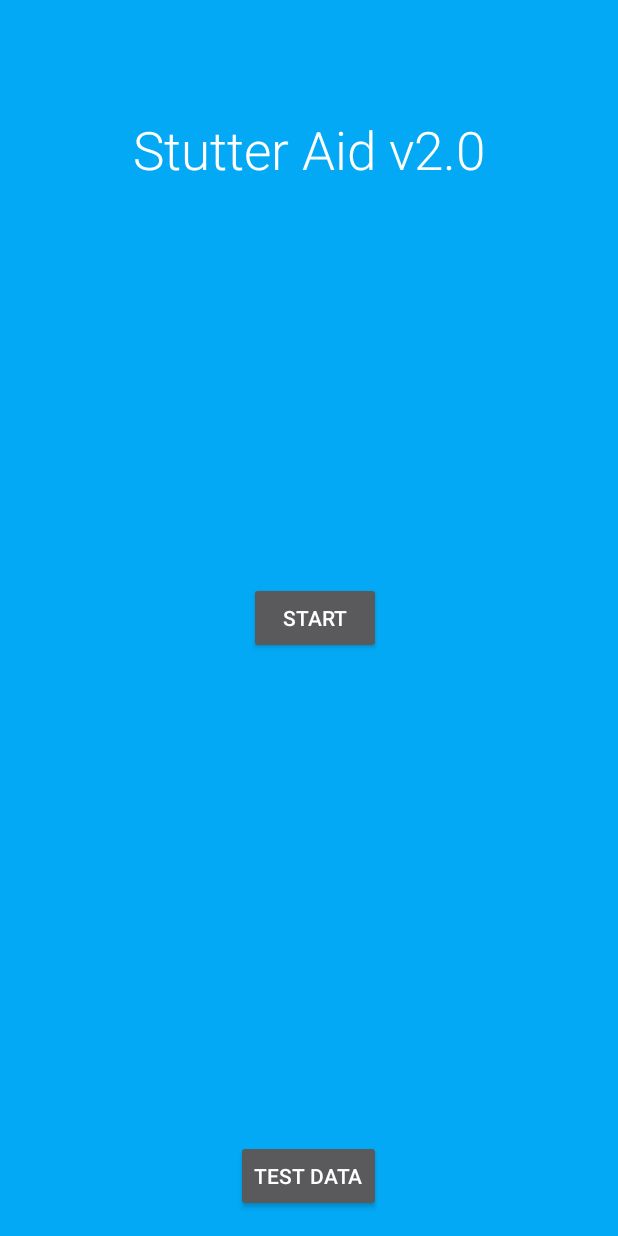
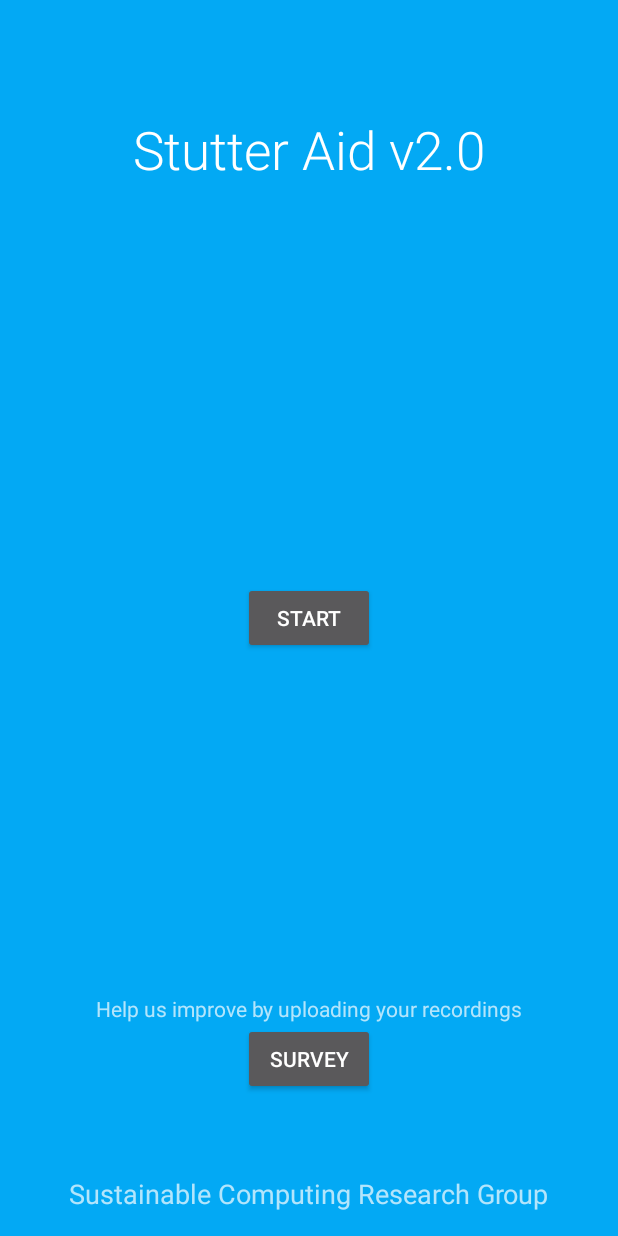
Before and after one commit to scorelab/stutter, an Android app: the screen it shows after launch (MainActivity), on a phone screen of 412 x 824 dp. Run offline under Robolectric (Android 15) with nearby library versions, the phone set to English and light mode, and no system bars.

Commit message:
UI updates

```diff
--- a/stutter-android/app/build.gradle
+++ b/stutter-android/app/build.gradle
@@ -34,5 +34,6 @@ android {
 
 dependencies {
     compile fileTree(dir: 'libs', include: ['*.jar'])
-    compile 'com.android.support:appcompat-v7:22.2.0'
+    compile 'com.android.support:appcompat-v7:22.2.1'
+    compile 'com.google.android.gms:play-services-identity:7.3.0'
 }
--- a/stutter-android/app/src/main/AndroidManifest.xml
+++ b/stutter-android/app/src/main/AndroidManifest.xml
@@ -1,6 +1,6 @@
 <?xml version="1.0" encoding="utf-8"?>
 <manifest xmlns:android="http://schemas.android.com/apk/res/android"
-    package="com.superpowered.frequencydomain" >
+    package="com.scorelab.stutterAid" >
 
     <uses-permission android:name="android.permission.RECORD_AUDIO" />
     <uses-permission android:name="android.permission.WRITE_EXTERNAL_STORAGE" />
@@ -11,7 +11,7 @@
         android:label="@string/app_name"
         android:theme="@style/Theme.AppCompat.NoActionBar" >
         <activity
-            android:name=".MainActivity"
+            android:name="com.scorelab.stutterAid.MainActivity"
             android:label="@string/app_name" >
             <intent-filter>
                 <action android:name="android.intent.action.MAIN" />
@@ -20,7 +20,7 @@
             </intent-filter>
         </activity>
         <activity
-            android:name=".TestDataActivity"
+            android:name="com.scorelab.stutterAid.TestDataActivity"
             android:label="@string/title_activity_test_data" >
         </activity>
     </application>
--- a/stutter-android/app/src/main/java/com/superpowered/frequencydomain/MainActivity.java
+++ b/stutter-android/app/src/main/java/com/scorelab/stutterAid/MainActivity.java
@@ -1,9 +1,8 @@
-package com.superpowered.frequencydomain;
+package com.scorelab.stutterAid;
 
 import android.content.Context;
 import android.content.Intent;
 import android.media.AudioManager;
-import android.media.MediaRecorder;
 import android.os.*;
 import android.support.v7.app.AppCompatActivity;
 import android.view.Menu;
@@ -11,8 +10,6 @@ import android.view.MenuItem;
 import android.view.View;
 import android.widget.Button;
 import android.widget.Toast;
-
-import java.io.IOException;
 
 
 public class MainActivity extends AppCompatActivity {
--- a/stutter-android/app/src/main/java/com/superpowered/frequencydomain/TestDataActivity.java
+++ b/stutter-android/app/src/main/java/com/scorelab/stutterAid/TestDataActivity.java
@@ -1,4 +1,4 @@
-package com.superpowered.frequencydomain;
+package com.scorelab.stutterAid;
 
 import android.media.MediaRecorder;
 import android.os.Environment;
--- a/stutter-android/app/src/main/res/layout/activity_main.xml
+++ b/stutter-android/app/src/main/res/layout/activity_main.xml
@@ -12,15 +12,6 @@
         android:text="start"
         android:id="@+id/btn_start"
         android:layout_centerVertical="true"
-        android:layout_alignRight="@+id/btn_test_activity"
-        android:layout_alignEnd="@+id/btn_test_activity" />
-
-    <Button
-        android:layout_width="wrap_content"
-        android:layout_height="wrap_content"
-        android:text="Test Data"
-        android:id="@+id/btn_test_activity"
-        android:layout_alignParentBottom="true"
         android:layout_centerHorizontal="true" />
 
     <LinearLayout
@@ -49,4 +40,58 @@
         </RelativeLayout>
     </LinearLayout>
 
+    <LinearLayout
+        android:orientation="horizontal"
+        android:layout_width="match_parent"
+        android:layout_height="wrap_content"
+        android:layout_alignParentBottom="true"
+        android:layout_alignParentRight="true"
+        android:layout_alignParentEnd="true"
+        android:id="@+id/linearLayout2">
+
+        <RelativeLayout
+            android:layout_width="match_parent"
+            android:layout_height="match_parent" >
+
+            <TextView
+                android:layout_width="wrap_content"
+                android:layout_height="wrap_content"
+                android:textAppearance="?android:attr/textAppearanceMedium"
+                android:text="@string/score_long"
+                android:id="@+id/textView"
+                android:layout_centerHorizontal="true" />
+        </RelativeLayout>
+    </LinearLayout>
+
+    <LinearLayout
+        android:orientation="horizontal"
+        android:layout_width="match_parent"
+        android:layout_height="wrap_content"
+        android:layout_above="@+id/linearLayout2"
+        android:layout_alignParentLeft="true"
+        android:layout_alignParentStart="true"
+        android:layout_marginBottom="53dp">
+
+        <RelativeLayout
+            android:layout_width="match_parent"
+            android:layout_height="wrap_content">
+
+            <Button
+                android:layout_width="wrap_content"
+                android:layout_height="wrap_content"
+                android:text="Survey"
+                android:id="@+id/btn_test_activity"
+                android:layout_below="@+id/textView2"
+                android:layout_centerHorizontal="true" />
+
+            <TextView
+                android:layout_width="wrap_content"
+                android:layout_height="wrap_content"
+                android:id="@+id/textView2"
+                android:layout_alignParentLeft="false"
+                android:text="@string/help_us"
+                android:layout_centerHorizontal="true" />
+        </RelativeLayout>
+    </LinearLayout>
+
 </RelativeLayout>
--- a/stutter-android/app/src/main/res/menu/menu_test_data.xml
+++ b/stutter-android/app/src/main/res/menu/menu_test_data.xml
@@ -1,7 +1,7 @@
 <menu xmlns:android="http://schemas.android.com/apk/res/android"
     xmlns:app="http://schemas.android.com/apk/res-auto"
     xmlns:tools="http://schemas.android.com/tools"
-    tools:context="com.superpowered.frequencydomain.TestDataActivity">
+    tools:context="com.scorelab.stutterAid.TestDataActivity">
     <item android:id="@+id/action_settings" android:title="@string/action_settings"
         android:orderInCategory="100" app:showAsAction="never" />
 </menu>
--- a/stutter-android/app/src/main/res/values/strings.xml
+++ b/stutter-android/app/src/main/res/values/strings.xml
@@ -1,7 +1,9 @@
 <resources>
     <string name="app_name">Stutter Aid v2.0</string>
-
+    <string name="score">SCoRe</string>
+    <string name="score_long">Sustainable Computing Research Group</string>
     <string name="hello_world">Hello world!</string>
     <string name="action_settings">Settings</string>
     <string name="title_activity_test_data">TestDataActivity</string>
+    <string name="help_us">Help us improve by uploading your recordings</string>
 </resources>
```
Also changed, not shown: stutter-android/app/src/main/res/layout/activity_test_data.xml (+32 -1 lines), 3 other files.
